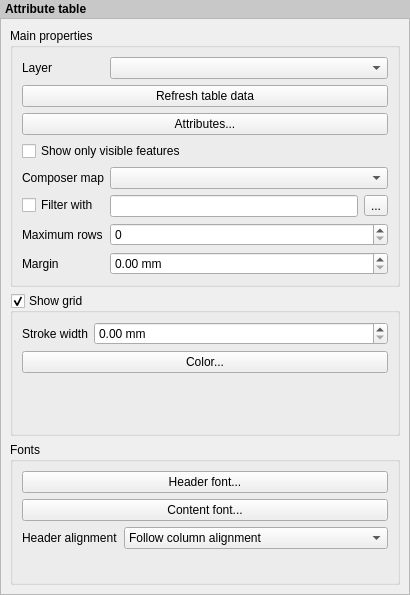
Before: the Qt Designer form src/ui/qgscomposertablewidgetbase.ui in qgis/QGIS, drawn with Qt 5.
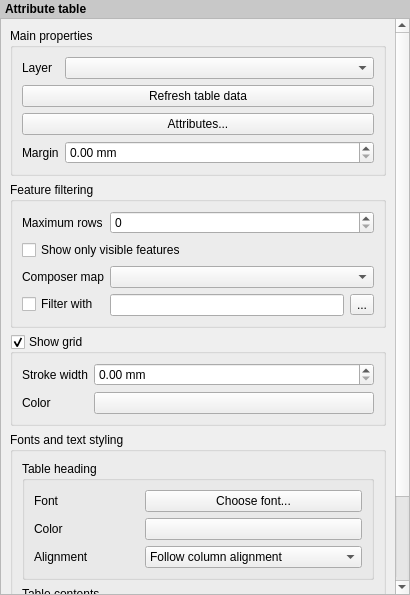
After: the same form once the commit is applied. Icons and pictures are not drawn. Custom widgets are drawn as their Qt base class.

Commit message: [FEATURE][composer] Allow setting attribute table header and content font colors. Fix saving alpha channel for grid colors.

The edit to the form file:
```diff
--- a/src/ui/qgscomposertablewidgetbase.ui
+++ b/src/ui/qgscomposertablewidgetbase.ui
@@ -55,8 +55,8 @@
        <rect>
         <x>0</x>
         <y>0</y>
-        <width>408</width>
-        <height>576</height>
+        <width>392</width>
+        <height>720</height>
        </rect>
       </property>
       <layout class="QVBoxLayout" name="mainLayout">
@@ -112,14 +112,69 @@
             </property>
            </widget>
           </item>
-          <item row="3" column="0" colspan="2">
+          <item row="3" column="0">
+           <widget class="QLabel" name="mMarginLabel">
+            <property name="text">
+             <string>Margin</string>
+            </property>
+            <property name="wordWrap">
+             <bool>true</bool>
+            </property>
+            <property name="buddy">
+             <cstring>mMarginSpinBox</cstring>
+            </property>
+           </widget>
+          </item>
+          <item row="3" column="1">
+           <widget class="QDoubleSpinBox" name="mMarginSpinBox">
+            <property name="suffix">
+             <string> mm</string>
+            </property>
+           </widget>
+          </item>
+         </layout>
+        </widget>
+       </item>
+       <item>
+        <widget class="QgsCollapsibleGroupBoxBasic" name="groupBox_5">
+         <property name="title">
+          <string>Feature filtering</string>
+         </property>
+         <property name="syncGroup" stdset="0">
+          <string notr="true">composeritem</string>
+         </property>
+         <property name="collapsed" stdset="0">
+          <bool>false</bool>
+         </property>
+         <layout class="QFormLayout" name="formLayout_3">
+          <item row="0" column="0">
+           <widget class="QLabel" name="mMaxNumFeaturesLabel">
+            <property name="text">
+             <string>Maximum rows</string>
+            </property>
+            <property name="wordWrap">
+             <bool>true</bool>
+            </property>
+            <property name="buddy">
+             <cstring>mMaximumColumnsSpinBox</cstring>
+            </property>
+           </widget>
+          </item>
+          <item row="0" column="1">
+           <widget class="QSpinBox" name="mMaximumColumnsSpinBox">
+            <property name="maximum">
+             <number>999</number>
+            </property>
+           </widget>
+          </item>
+          <item row="1" column="0" colspan="2">
            <widget class="QCheckBox" name="mShowOnlyVisibleFeaturesCheckBox">
             <property name="text">
              <string>Show only visible features</string>
             </property>
            </widget>
           </item>
-          <item row="4" column="0">
+          <item row="2" column="0">
            <widget class="QLabel" name="mComposerMapLabel">
             <property name="text">
              <string>Composer map</string>
@@ -132,17 +187,17 @@
             </property>
            </widget>
           </item>
-          <item row="4" column="1">
+          <item row="2" column="1">
            <widget class="QComboBox" name="mComposerMapComboBox"/>
           </item>
-          <item row="5" column="0">
+          <item row="3" column="0">
            <widget class="QCheckBox" name="mFeatureFilterCheckBox">
             <property name="text">
              <string>Filter with</string>
             </property>
            </widget>
           </item>
-          <item row="5" column="1">
+          <item row="3" column="1">
            <layout class="QHBoxLayout" name="horizontalLayout">
             <item>
              <widget class="QLineEdit" name="mFeatureFilterEdit"/>
@@ -160,46 +215,6 @@
             </item>
            </layout>
           </item>
-          <item row="6" column="0">
-           <widget class="QLabel" name="mMaxNumFeaturesLabel">
-            <property name="text">
-             <string>Maximum rows</string>
-            </property>
-            <property name="wordWrap">
-             <bool>true</bool>
-            </property>
-            <property name="buddy">
-             <cstring>mMaximumColumnsSpinBox</cstring>
-            </property>
-           </widget>
-          </item>
-          <item row="6" column="1">
-           <widget class="QSpinBox" name="mMaximumColumnsSpinBox">
-            <property name="maximum">
-             <number>999</number>
-            </property>
-           </widget>
-          </item>
-          <item row="7" column="0">
-           <widget class="QLabel" name="mMarginLabel">
-            <property name="text">
-             <string>Margin</string>
-            </property>
-            <property name="wordWrap">
-             <bool>true</bool>
-            </property>
-            <property name="buddy">
-             <cstring>mMarginSpinBox</cstring>
-            </property>
-           </widget>
-          </item>
-          <item row="7" column="1">
-           <widget class="QDoubleSpinBox" name="mMarginSpinBox">
-            <property name="suffix">
-             <string> mm</string>
-            </property>
-           </widget>
-          </item>
          </layout>
         </widget>
        </item>
@@ -217,13 +232,7 @@
          <property name="collapsed" stdset="0">
           <bool>false</bool>
          </property>
-         <layout class="QFormLayout" name="formLayout_3">
-          <property name="fieldGrowthPolicy">
-           <enum>QFormLayout::AllNonFixedFieldsGrow</enum>
-          </property>
-          <property name="labelAlignment">
-           <set>Qt::AlignLeading|Qt::AlignLeft|Qt::AlignVCenter</set>
-          </property>
+         <layout class="QFormLayout" name="formLayout_2">
           <item row="0" column="0">
            <widget class="QLabel" name="mGridStrokeWidthLabel">
             <property name="text">
@@ -244,10 +253,17 @@
             </property>
            </widget>
           </item>
-          <item row="1" column="0" colspan="2">
+          <item row="1" column="0">
+           <widget class="QLabel" name="label_6">
+            <property name="text">
+             <string>Color</string>
+            </property>
+           </widget>
+          </item>
+          <item row="1" column="1">
            <widget class="QgsColorButton" name="mGridColorButton">
             <property name="text">
-             <string>Color...</string>
+             <string/>
             </property>
            </widget>
           </item>
@@ -257,7 +273,7 @@
        <item>
         <widget class="QgsCollapsibleGroupBoxBasic" name="groupBox_3">
          <property name="title">
-          <string>Fonts</string>
+          <string>Fonts and text styling</string>
          </property>
          <property name="syncGroup" stdset="0">
           <string notr="true">composeritem</string>
@@ -265,56 +281,116 @@
          <property name="collapsed" stdset="0">
           <bool>false</bool>
          </property>
-         <layout class="QFormLayout" name="formLayout_2">
-          <item row="0" column="0" colspan="2">
-           <widget class="QPushButton" name="mHeaderFontPushButton">
-            <property name="text">
-             <string>Header font...</string>
+         <layout class="QVBoxLayout" name="verticalLayout_2">
+          <item>
+           <widget class="QGroupBox" name="groupBox_2">
+            <property name="title">
+             <string>Table heading</string>
             </property>
+            <layout class="QGridLayout" name="gridLayout">
+             <item row="3" column="1" colspan="2">
+              <widget class="QComboBox" name="mHeaderHAlignmentComboBox">
+               <property name="sizePolicy">
+                <sizepolicy hsizetype="Expanding" vsizetype="Fixed">
+                 <horstretch>0</horstretch>
+                 <verstretch>0</verstretch>
+                </sizepolicy>
+               </property>
+               <item>
+                <property name="text">
+                 <string>Follow column alignment</string>
+                </property>
+               </item>
+               <item>
+                <property name="text">
+                 <string>Left</string>
+                </property>
+               </item>
+               <item>
+                <property name="text">
+                 <string>Center</string>
+                </property>
+               </item>
+               <item>
+                <property name="text">
+                 <string>Right</string>
+                </property>
+               </item>
+              </widget>
+             </item>
+             <item row="3" column="0">
+              <widget class="QLabel" name="label_2">
+               <property name="text">
+                <string>Alignment</string>
+               </property>
+              </widget>
+             </item>
+             <item row="2" column="0">
+              <widget class="QLabel" name="label_3">
+               <property name="text">
+                <string>Color</string>
+               </property>
+              </widget>
+             </item>
+             <item row="0" column="0">
+              <widget class="QLabel" name="label_5">
+               <property name="text">
+                <string>Font</string>
+               </property>
+              </widget>
+             </item>
+             <item row="0" column="1" colspan="2">
+              <widget class="QPushButton" name="mHeaderFontPushButton">
+               <property name="text">
+                <string>Choose font...</string>
+               </property>
+              </widget>
+             </item>
+             <item row="2" column="1" colspan="2">
+              <widget class="QgsColorButton" name="mHeaderFontColorButton">
+               <property name="text">
+                <string/>
+               </property>
+              </widget>
+             </item>
+            </layout>
            </widget>
           </item>
-          <item row="1" column="0" colspan="2">
-           <widget class="QPushButton" name="mContentFontPushButton">
-            <property name="text">
-             <string>Content font...</string>
+          <item>
+           <widget class="QGroupBox" name="groupBox_4">
+            <property name="title">
+             <string>Table contents</string>
             </property>
-           </widget>
-          </item>
-          <item row="2" column="0">
-           <widget class="QLabel" name="label_2">
-            <property name="text">
-             <string>Header alignment</string>
-            </property>
-           </widget>
-          </item>
-          <item row="2" column="1">
-           <widget class="QComboBox" name="mHeaderHAlignmentComboBox">
-            <property name="sizePolicy">
-             <sizepolicy hsizetype="Expanding" vsizetype="Fixed">
-              <horstretch>0</horstretch>
-              <verstretch>0</verstretch>
-             </sizepolicy>
-            </property>
-            <item>
-             <property name="text">
-              <string>Follow column alignment</string>
-             </property>
-            </item>
-            <item>
-             <property name="text">
-              <string>Left</string>
-             </property>
-            </item>
-            <item>
-             <property name="text">
-              <string>Center</string>
-             </property>
-            </item>
-            <item>
-             <property name="text">
-              <string>Right</string>
-             </property>
-            </item>
+            <layout class="QGridLayout" name="gridLayout_2">
+             <item row="1" column="0">
+              <widget class="QLabel" name="label_4">
+               <property name="text">
+                <string>Color</string>
+               </property>
+              </widget>
+             </item>
+             <item row="1" column="1" colspan="2">
+              <widget class="QgsColorButton" name="mContentFontColorButton">
+               <property name="text">
+                <string/>
+               </property>
+              </widget>
+             </item>
+             <item row="0" column="1" colspan="2">
+              <widget class="QPushButton" name="mContentFontPushButton">
+               <property name="text">
+                <string>Choose font...</string>
+               </property>
+              </widget>
+             </item>
+             <item row="0" column="0">
+              <widget class="QLabel" name="lblContentsFont">
+               <property name="text">
+                <string>Font</string>
+               </property>
+              </widget>
+             </item>
+            </layout>
            </widget>
           </item>
          </layout>
```
Left out of the diff: 19 changed lines with no effect on the pictures. The commit also changes 5 other files.
